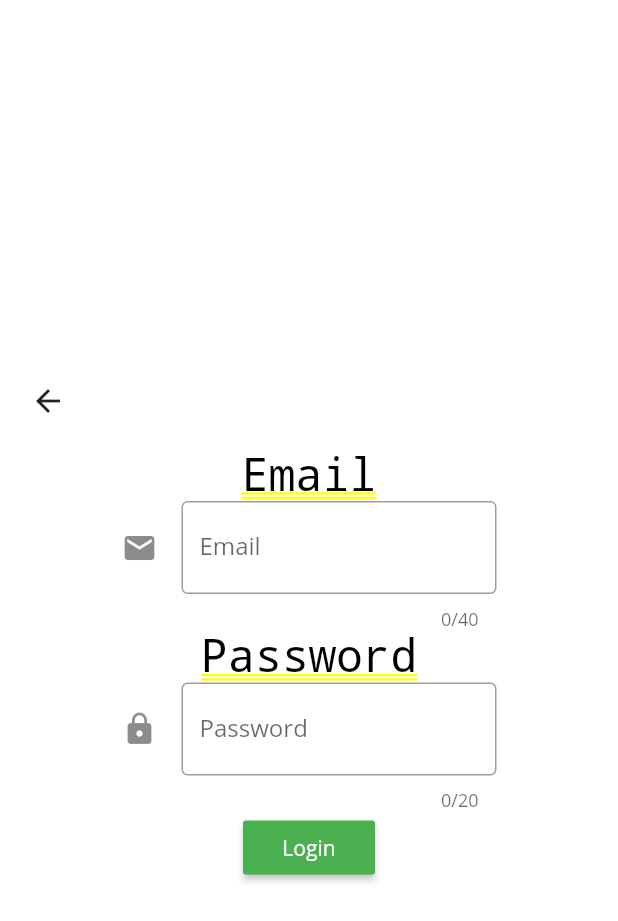
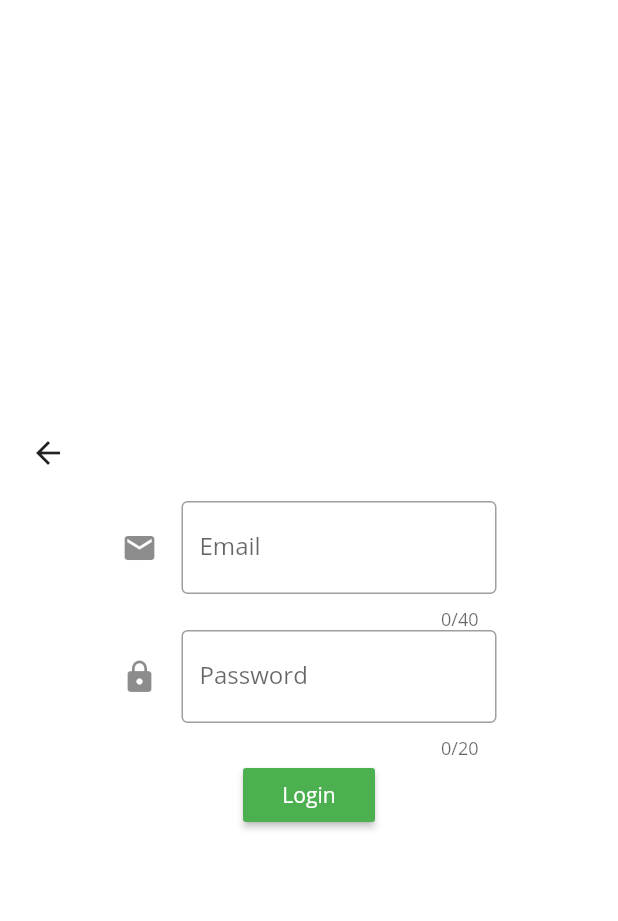
Before and after one commit to mfmayt/software-traceability, a Flutter app: the LoginScreen screen opened by its route, on a phone screen of 412 x 824 dp. Shown: the top 921 px of the screen. Run offline on Flutter 3.47's test engine with Material 2 defaults, Android fonts, the phone set to English and light mode, and no system bars; our stand-ins replace get_it, responsive_builder.

Commit message:
minor changes

```diff
--- a/frontend/lib/routing/route_names.dart
+++ b/frontend/lib/routing/route_names.dart
@@ -3,3 +3,4 @@ const String AboutRoute = 'about';
 const String LoginRoute = 'login';
 const String LoginScreenRoute = '/login_screen';
 const String RegisterScreenRoute = '/register_screen';
+const String MainScreenRoute = '/main_screen';
--- a/frontend/lib/routing/router.dart
+++ b/frontend/lib/routing/router.dart
@@ -7,6 +7,7 @@ import 'package:frontend/views/about/register_screen.dart';
 import 'package:frontend/views/home/home_view.dart';
 import 'package:frontend/views/login/login_screen.dart';
 import 'package:frontend/views/login/login_view.dart';
+import 'package:frontend/views/main/main_screen.dart';
 
 Route<dynamic> generateRoute(RouteSettings settings){
   switch (settings.name) {
@@ -20,7 +21,8 @@ Route<dynamic> generateRoute(RouteSettings settings){
       return _getPageRoute(LoginScreen());
     case RegisterScreenRoute:
       return _getPageRoute(RegisterScreen());
-
+    case MainScreenRoute:
+      return _getPageRoute(MainScreen());
     default:
 
   }
--- a/frontend/lib/views/login/login_screen.dart
+++ b/frontend/lib/views/login/login_screen.dart
@@ -28,14 +28,7 @@ class _LoginScreenState extends State<LoginScreen> {
                 ),
               ],
             ),
-            Text(
-              "Email",
-              style: TextStyle(
-                color: Colors.black,
-                fontSize: 30,
-                fontWeight: FontWeight.normal,
-              ),
-            ),
+
             Container(
               width: 250,
               child: TextField(
@@ -52,14 +45,7 @@ class _LoginScreenState extends State<LoginScreen> {
                 textAlign: TextAlign.center,
               ),
             ),
-            Text(
-              "Password",
-              style: TextStyle(
-                color: Colors.black,
-                fontSize: 30,
-                fontWeight: FontWeight.normal,
-              ),
-            ),
+
             Container(
               width: 250,
               child: TextField(
@@ -83,7 +69,7 @@ class _LoginScreenState extends State<LoginScreen> {
                   hoverColor: Colors.green[400],
                   textColor: Colors.white,
                   onPressed: (){
-                    Navigator.pushNamed(context,"/login_screen");
+                    Navigator.pushNamed(context,"/main_screen");
                     //locator<NavigationService>().navigateTo(LoginScreenRoute);
                   },
                   child: Text("Login",),
```
Also changed, not shown: frontend/lib/views/main/main_screen.dart (added, +36 -0 lines).
